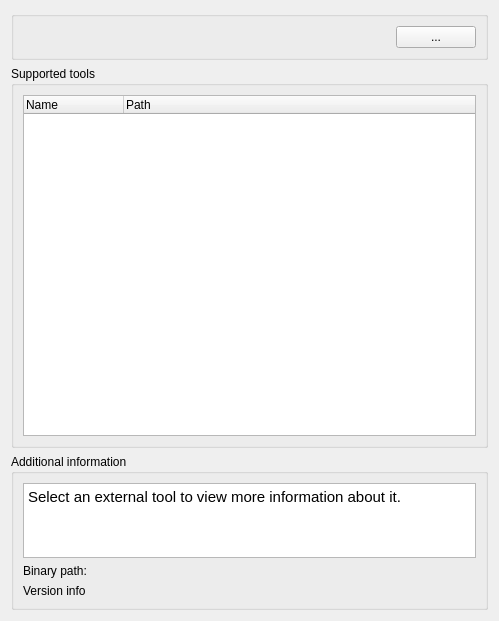
Above: src/plugins/external_tool_support/src/ETSSettingsWidget.ui from violethaze74/ugene before the change. Below: the same form after it.
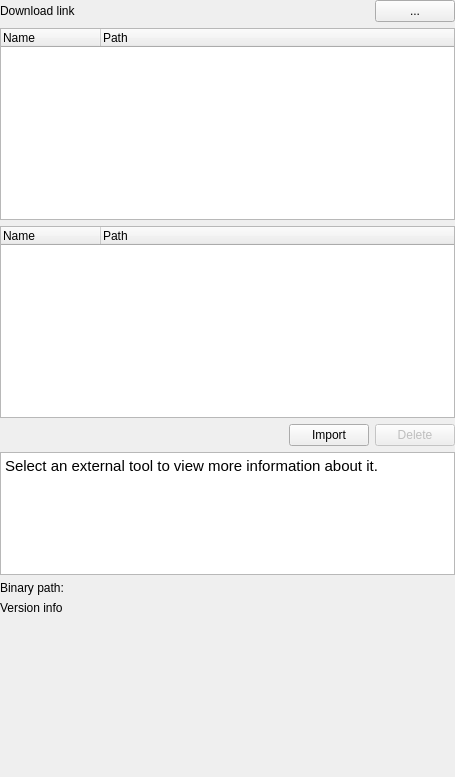
That is the form after the change.

Commit message: UGENE-6463: Custom external tool registration

```diff
--- a/src/plugins/external_tool_support/src/ETSSettingsWidget.ui
+++ b/src/plugins/external_tool_support/src/ETSSettingsWidget.ui
@@ -6,8 +6,8 @@
    <rect>
     <x>0</x>
     <y>0</y>
-    <width>499</width>
-    <height>621</height>
+    <width>455</width>
+    <height>777</height>
    </rect>
   </property>
   <property name="sizePolicy">
@@ -26,18 +26,82 @@
    <string>Resource settings</string>
   </property>
   <layout class="QVBoxLayout" name="verticalLayout">
+   <property name="spacing">
+    <number>-1</number>
+   </property>
+   <property name="leftMargin">
+    <number>0</number>
+   </property>
+   <property name="topMargin">
+    <number>0</number>
+   </property>
+   <property name="rightMargin">
+    <number>0</number>
+   </property>
+   <property name="bottomMargin">
+    <number>0</number>
+   </property>
    <item>
-    <layout class="QVBoxLayout" name="verticalLayout_4" stretch="0,3,1">
+    <widget class="QWidget" name="integratedToolsContainerWidget" native="true">
+     <layout class="QVBoxLayout" name="verticalLayout_8">
+      <property name="sizeConstraint">
+       <enum>QLayout::SetMinAndMaxSize</enum>
+      </property>
+      <property name="leftMargin">
+       <number>0</number>
+      </property>
+      <property name="topMargin">
+       <number>0</number>
+      </property>
+      <property name="rightMargin">
+       <number>0</number>
+      </property>
+      <property name="bottomMargin">
+       <number>0</number>
+      </property>
      <item>
-      <widget class="QGroupBox" name="groupBox_2">
-       <property name="title">
-        <string/>
-       </property>
+       <widget class="QWidget" name="integratedToolsInnerWidget" native="true">
+        <property name="minimumSize">
+         <size>
+          <width>0</width>
+          <height>0</height>
+         </size>
+        </property>
+        <layout class="QVBoxLayout" name="verticalLayout_2">
+         <property name="sizeConstraint">
+          <enum>QLayout::SetMinimumSize</enum>
+         </property>
+         <property name="leftMargin">
+          <number>0</number>
+         </property>
+         <property name="topMargin">
+          <number>0</number>
+         </property>
+         <property name="rightMargin">
+          <number>0</number>
+         </property>
+         <property name="bottomMargin">
+          <number>0</number>
+         </property>
+         <item>
+          <widget class="QWidget" name="externalToolPackLabelContainer" native="true">
        <layout class="QHBoxLayout" name="horizontalLayout">
+            <property name="leftMargin">
+             <number>0</number>
+            </property>
+            <property name="topMargin">
+             <number>0</number>
+            </property>
+            <property name="rightMargin">
+             <number>0</number>
+            </property>
+            <property name="bottomMargin">
+             <number>0</number>
+            </property>
         <item>
          <widget class="QLabel" name="selectToolPackLabel">
           <property name="text">
-           <string/>
+               <string>Download link</string>
           </property>
          </widget>
         </item>
@@ -72,28 +136,16 @@
       </widget>
      </item>
      <item>
-      <widget class="QGroupBox" name="groupBox">
-       <property name="minimumSize">
-        <size>
-         <width>0</width>
-         <height>0</height>
-        </size>
-       </property>
-       <property name="title">
-        <string>Supported tools</string>
-       </property>
-       <layout class="QVBoxLayout" name="verticalLayout_2">
-        <property name="sizeConstraint">
-         <enum>QLayout::SetMinimumSize</enum>
-        </property>
-        <item>
-         <widget class="QTreeWidget" name="treeWidget">
+          <widget class="QTreeWidget" name="twIntegratedTools">
           <property name="minimumSize">
            <size>
             <width>200</width>
             <height>0</height>
            </size>
           </property>
+           <property name="sizeAdjustPolicy">
+            <enum>QAbstractScrollArea::AdjustIgnored</enum>
+           </property>
           <column>
            <property name="text">
             <string>Name</string>
@@ -109,8 +161,139 @@
        </layout>
       </widget>
      </item>
+     </layout>
+    </widget>
+   </item>
      <item>
-      <widget class="QGroupBox" name="infoGroupBox">
+    <widget class="QWidget" name="customToolsContainerWidget" native="true">
+     <layout class="QVBoxLayout" name="verticalLayout_4">
+      <property name="sizeConstraint">
+       <enum>QLayout::SetMinAndMaxSize</enum>
+      </property>
+      <property name="leftMargin">
+       <number>0</number>
+      </property>
+      <property name="topMargin">
+       <number>0</number>
+      </property>
+      <property name="rightMargin">
+       <number>0</number>
+      </property>
+      <property name="bottomMargin">
+       <number>0</number>
+      </property>
+      <item>
+       <widget class="QWidget" name="customToolsInnerWidget" native="true">
+        <layout class="QVBoxLayout" name="verticalLayout_6">
+         <property name="leftMargin">
+          <number>0</number>
+         </property>
+         <property name="topMargin">
+          <number>0</number>
+         </property>
+         <property name="rightMargin">
+          <number>0</number>
+         </property>
+         <property name="bottomMargin">
+          <number>0</number>
+         </property>
+         <item>
+          <widget class="QTreeWidget" name="twCustomTools">
+           <property name="columnCount">
+            <number>2</number>
+           </property>
+           <column>
+            <property name="text">
+             <string>Name</string>
+            </property>
+           </column>
+           <column>
+            <property name="text">
+             <string>Path</string>
+            </property>
+           </column>
+          </widget>
+         </item>
+         <item>
+          <widget class="QWidget" name="buttonsContainer" native="true">
+           <layout class="QHBoxLayout" name="horizontalLayout_2">
+            <property name="leftMargin">
+             <number>0</number>
+            </property>
+            <property name="topMargin">
+             <number>0</number>
+            </property>
+            <property name="rightMargin">
+             <number>0</number>
+            </property>
+            <property name="bottomMargin">
+             <number>0</number>
+            </property>
+            <item>
+             <spacer name="horizontalSpacer_2">
+              <property name="orientation">
+               <enum>Qt::Horizontal</enum>
+              </property>
+              <property name="sizeHint" stdset="0">
+               <size>
+                <width>40</width>
+                <height>20</height>
+               </size>
+              </property>
+             </spacer>
+            </item>
+            <item>
+             <widget class="QPushButton" name="pbImport">
+              <property name="text">
+               <string>Import</string>
+              </property>
+             </widget>
+            </item>
+            <item>
+             <widget class="QPushButton" name="pbDelete">
+              <property name="enabled">
+               <bool>false</bool>
+              </property>
+              <property name="text">
+               <string>Delete</string>
+              </property>
+             </widget>
+            </item>
+           </layout>
+          </widget>
+         </item>
+        </layout>
+       </widget>
+      </item>
+     </layout>
+    </widget>
+   </item>
+   <item>
+    <widget class="QWidget" name="infoContainerWidget" native="true">
+     <property name="sizePolicy">
+      <sizepolicy hsizetype="Preferred" vsizetype="MinimumExpanding">
+       <horstretch>0</horstretch>
+       <verstretch>0</verstretch>
+      </sizepolicy>
+     </property>
+     <layout class="QVBoxLayout" name="verticalLayout_7">
+      <property name="sizeConstraint">
+       <enum>QLayout::SetMinAndMaxSize</enum>
+      </property>
+      <property name="leftMargin">
+       <number>0</number>
+      </property>
+      <property name="topMargin">
+       <number>0</number>
+      </property>
+      <property name="rightMargin">
+       <number>0</number>
+      </property>
+      <property name="bottomMargin">
+       <number>0</number>
+      </property>
+      <item>
+       <widget class="QWidget" name="infoInnerWidget" native="true">
        <property name="sizePolicy">
         <sizepolicy hsizetype="Preferred" vsizetype="Preferred">
          <horstretch>0</horstretch>
@@ -135,13 +318,19 @@
          <height>140</height>
         </size>
        </property>
-       <property name="title">
-        <string>Additional information</string>
-       </property>
-       <property name="alignment">
-        <set>Qt::AlignLeading|Qt::AlignLeft|Qt::AlignTop</set>
-       </property>
        <layout class="QVBoxLayout" name="verticalLayout_3">
+         <property name="leftMargin">
+          <number>0</number>
+         </property>
+         <property name="topMargin">
+          <number>0</number>
+         </property>
+         <property name="rightMargin">
+          <number>0</number>
+         </property>
+         <property name="bottomMargin">
+          <number>0</number>
+         </property>
         <item>
          <layout class="QVBoxLayout" name="verticalLayout_5">
           <property name="sizeConstraint">
@@ -150,7 +339,7 @@
           <item>
            <widget class="QTextBrowser" name="descriptionTextBrowser">
             <property name="sizePolicy">
-             <sizepolicy hsizetype="Expanding" vsizetype="Expanding">
+              <sizepolicy hsizetype="Expanding" vsizetype="MinimumExpanding">
               <horstretch>0</horstretch>
               <verstretch>0</verstretch>
              </sizepolicy>
@@ -161,11 +350,8 @@
               <height>75</height>
              </size>
             </property>
-            <property name="maximumSize">
-             <size>
-              <width>16777215</width>
-              <height>16777215</height>
-             </size>
+             <property name="sizeAdjustPolicy">
+              <enum>QAbstractScrollArea::AdjustToContentsOnFirstShow</enum>
             </property>
             <property name="readOnly">
              <bool>true</bool>
@@ -174,7 +360,7 @@
              <string>&lt;!DOCTYPE HTML PUBLIC &quot;-//W3C//DTD HTML 4.0//EN&quot; &quot;http://www.w3.org/TR/REC-html40/strict.dtd&quot;&gt;
 &lt;html&gt;&lt;head&gt;&lt;meta name=&quot;qrichtext&quot; content=&quot;1&quot; /&gt;&lt;style type=&quot;text/css&quot;&gt;
 p, li { white-space: pre-wrap; }
-&lt;/style&gt;&lt;/head&gt;&lt;body style=&quot; font-family:'MS Shell Dlg 2'; font-size:8.25pt; font-weight:400; font-style:normal;&quot;&gt;
+&lt;/style&gt;&lt;/head&gt;&lt;body style=&quot; font-family:'.SF NS Text'; font-size:13pt; font-weight:400; font-style:normal;&quot;&gt;
 &lt;p style=&quot; margin-top:0px; margin-bottom:0px; margin-left:0px; margin-right:0px; -qt-block-indent:0; text-indent:0px;&quot;&gt;&lt;span style=&quot; font-family:'Ubuntu'; font-size:11pt;&quot;&gt;Select an external tool to view more information about it.&lt;/span&gt;&lt;/p&gt;&lt;/body&gt;&lt;/html&gt;</string>
             </property>
            </widget>
@@ -211,6 +397,20 @@
       </widget>
      </item>
     </layout>
+    </widget>
+   </item>
+   <item>
+    <spacer name="verticalSpacer">
+     <property name="orientation">
+      <enum>Qt::Vertical</enum>
+     </property>
+     <property name="sizeHint" stdset="0">
+      <size>
+       <width>20</width>
+       <height>0</height>
+      </size>
+     </property>
+    </spacer>
    </item>
   </layout>
  </widget>
```
Lines whose indentation alone changed are shown as unchanged. The commit also changes 50 other files.
